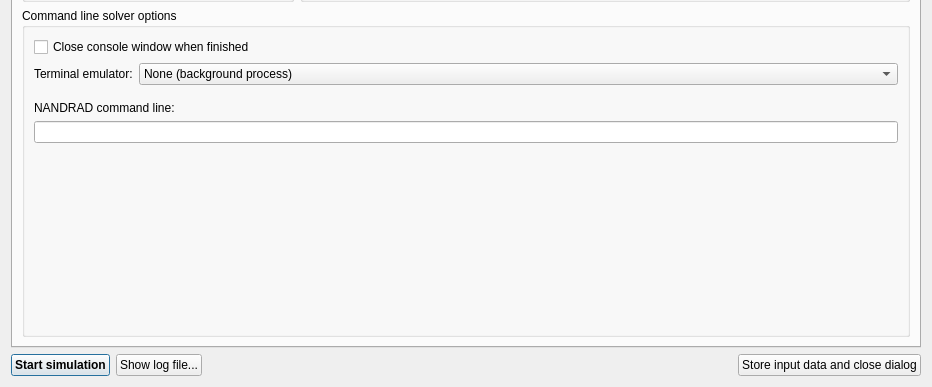
The window that SIM-VICUS/src/SVSimulationStartNandrad.ui (ghorwin/SIM-VICUS) describes before a commit, drawn with Qt 5; both pictures show x 0 to 932 and y 171 to 558 of the 932 by 558 pixel window.
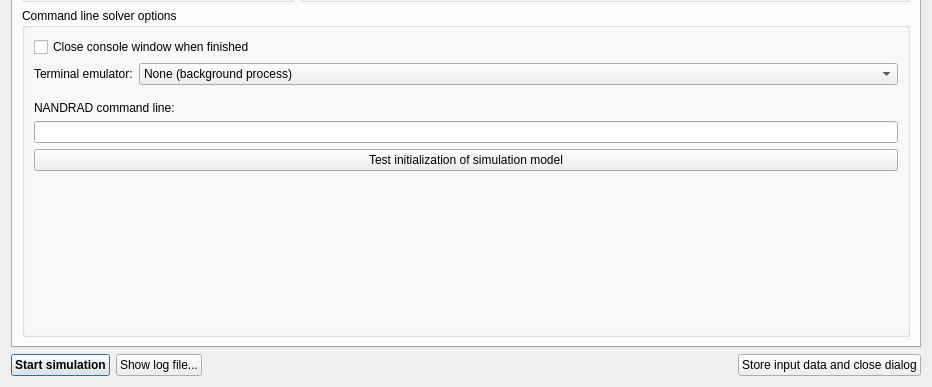
The same window after the commit. Custom widgets are drawn as their Qt base class.

Commit message: Simulation start dialog updated (similar functionality as in DELPHIN)

The edit to the form file:
```diff
--- a/SIM-VICUS/src/SVSimulationStartNandrad.ui
+++ b/SIM-VICUS/src/SVSimulationStartNandrad.ui
@@ -244,6 +244,13 @@
             </property>
            </widget>
           </item>
+          <item>
+           <widget class="QPushButton" name="pushButtonTestInit">
+            <property name="text">
+             <string>Test initialization of simulation model</string>
+            </property>
+           </widget>
+          </item>
           <item>
            <spacer name="verticalSpacer_4">
             <property name="orientation">
```
The commit also changes 8 other files.
